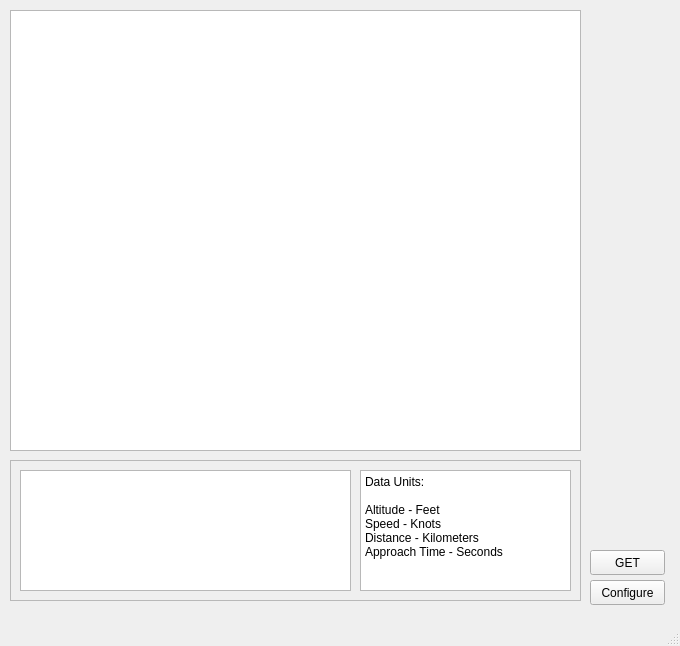
This is FR24Analyzer/UI/FR24Analyzer.ui in cmbahadir/FR24Analyzer as Qt 5 draws it before an edit. The edited form follows.
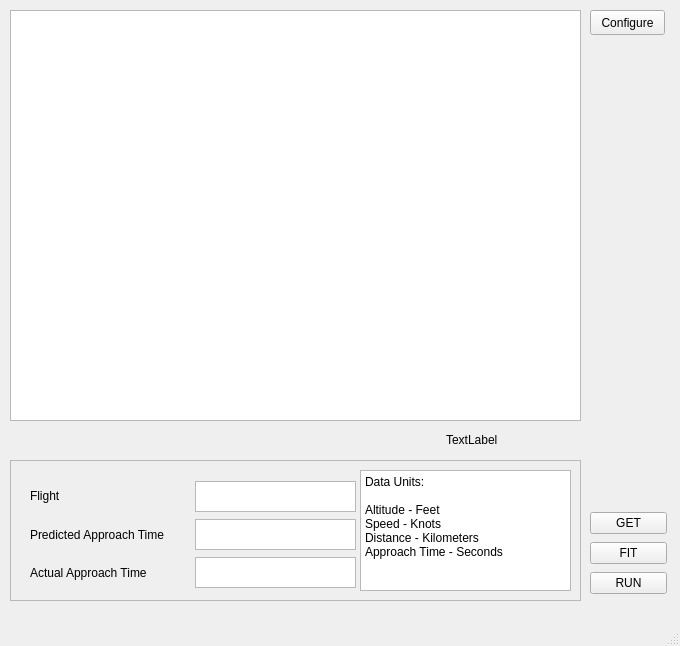
This is the edited form.

```diff
--- a/FR24Analyzer/UI/FR24Analyzer.ui
+++ b/FR24Analyzer/UI/FR24Analyzer.ui
@@ -33,7 +33,7 @@
     <property name="geometry">
      <rect>
       <x>590</x>
-      <y>580</y>
+      <y>10</y>
       <width>75</width>
       <height>25</height>
      </rect>
@@ -42,26 +42,13 @@
      <string>Configure</string>
     </property>
    </widget>
-   <widget class="QPushButton" name="getButton">
-    <property name="geometry">
-     <rect>
-      <x>590</x>
-      <y>550</y>
-      <width>75</width>
-      <height>25</height>
-     </rect>
-    </property>
-    <property name="text">
-     <string>GET</string>
-    </property>
-   </widget>
    <widget class="QTableWidget" name="dbTable">
     <property name="geometry">
      <rect>
       <x>10</x>
       <y>10</y>
       <width>571</width>
-      <height>441</height>
+      <height>411</height>
      </rect>
     </property>
     <property name="editTriggers">
@@ -109,17 +96,142 @@
 &lt;p style=&quot;-qt-paragraph-type:empty; margin-top:0px; margin-bottom:0px; margin-left:0px; margin-right:0px; -qt-block-indent:0; text-indent:0px;&quot;&gt;&lt;br /&gt;&lt;/p&gt;&lt;/body&gt;&lt;/html&gt;</string>
      </property>
     </widget>
-    <widget class="QTextEdit" name="textEdit_2">
+    <widget class="QWidget" name="">
      <property name="geometry">
       <rect>
-       <x>10</x>
-       <y>10</y>
-       <width>331</width>
-       <height>121</height>
+       <x>20</x>
+       <y>20</y>
+       <width>326</width>
+       <height>109</height>
       </rect>
      </property>
+     <layout class="QHBoxLayout" name="horizontalLayout">
+      <item>
+       <layout class="QVBoxLayout" name="verticalLayout_3">
+        <item>
+         <widget class="QLabel" name="label">
+          <property name="text">
+           <string>Flight</string>
+          </property>
+         </widget>
+        </item>
+        <item>
+         <widget class="QLabel" name="label_2">
+          <property name="text">
+           <string>Predicted Approach Time</string>
+          </property>
+         </widget>
+        </item>
+        <item>
+         <widget class="QLabel" name="label_3">
+          <property name="text">
+           <string>Actual Approach Time</string>
+          </property>
+         </widget>
+        </item>
+       </layout>
+      </item>
+      <item>
+       <layout class="QVBoxLayout" name="verticalLayout_2">
+        <item>
+         <widget class="QTextEdit" name="predFlight">
+          <property name="minimumSize">
+           <size>
+            <width>161</width>
+            <height>31</height>
+           </size>
+          </property>
+          <property name="maximumSize">
+           <size>
+            <width>161</width>
+            <height>31</height>
+           </size>
+          </property>
+         </widget>
+        </item>
+        <item>
+         <widget class="QTextEdit" name="predApproach">
+          <property name="minimumSize">
+           <size>
+            <width>161</width>
+            <height>31</height>
+           </size>
+          </property>
+          <property name="maximumSize">
+           <size>
+            <width>161</width>
+            <height>31</height>
+           </size>
+          </property>
+         </widget>
+        </item>
+        <item>
+         <widget class="QTextEdit" name="actApproach">
+          <property name="minimumSize">
+           <size>
+            <width>161</width>
+            <height>31</height>
+           </size>
+          </property>
+          <property name="maximumSize">
+           <size>
+            <width>161</width>
+            <height>31</height>
+           </size>
+          </property>
+         </widget>
+        </item>
+       </layout>
+      </item>
+     </layout>
     </widget>
    </widget>
+   <widget class="QLabel" name="rowCount">
+    <property name="geometry">
+     <rect>
+      <x>446</x>
+      <y>430</y>
+      <width>131</width>
+      <height>20</height>
+     </rect>
+    </property>
+    <property name="text">
+     <string>TextLabel</string>
+    </property>
+   </widget>
+   <widget class="QWidget" name="layoutWidget">
+    <property name="geometry">
+     <rect>
+      <x>590</x>
+      <y>510</y>
+      <width>77</width>
+      <height>89</height>
+     </rect>
+    </property>
+    <layout class="QVBoxLayout" name="verticalLayout">
+     <item>
+      <widget class="QPushButton" name="getButton">
+       <property name="text">
+        <string>GET</string>
+       </property>
+      </widget>
+     </item>
+     <item>
+      <widget class="QPushButton" name="fitButton">
+       <property name="text">
+        <string>FIT</string>
+       </property>
+      </widget>
+     </item>
+     <item>
+      <widget class="QPushButton" name="getButton_3">
+       <property name="text">
+        <string>RUN</string>
+       </property>
+      </widget>
+     </item>
+    </layout>
+   </widget>
   </widget>
   <widget class="QMenuBar" name="menubar">
    <property name="geometry">
```
Left out of the diff: 2 changed lines with no effect on the pictures.
